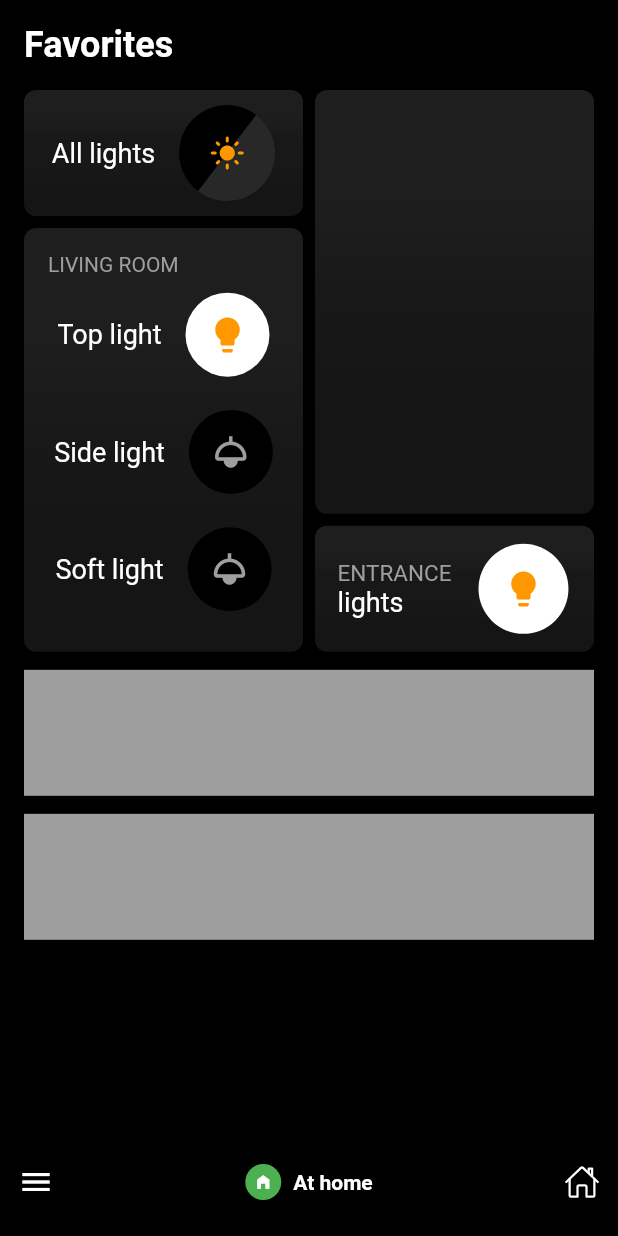
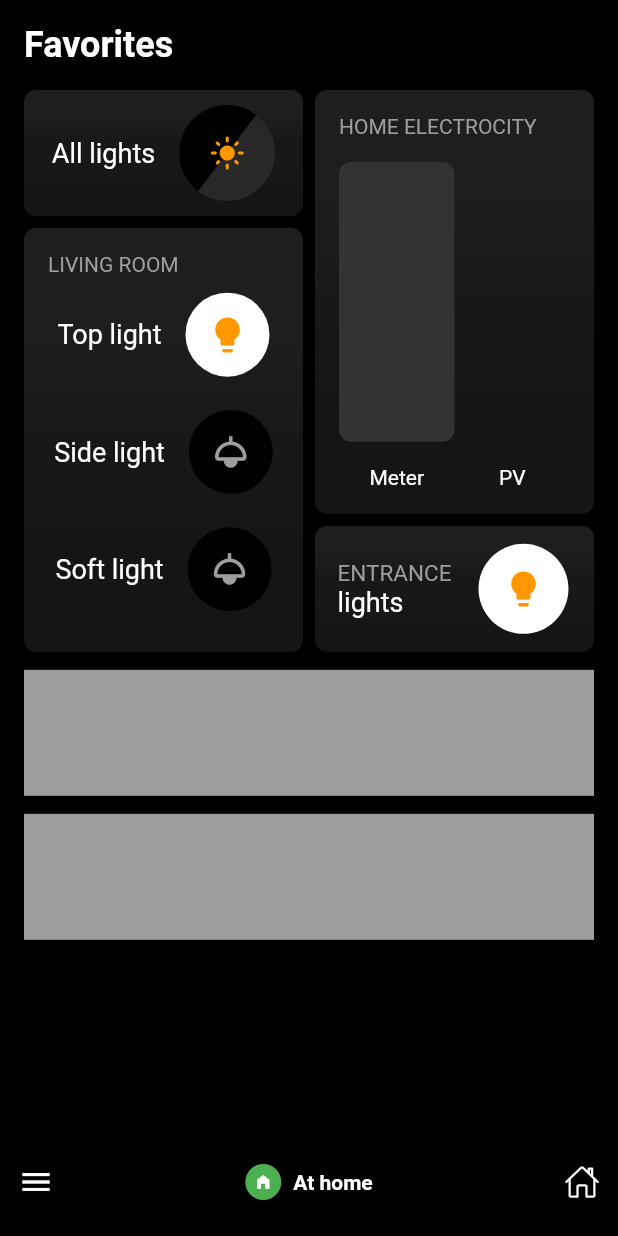
Before and after one commit to JAICHANGPARK/flutter_notebook_chapter_24, a Flutter app: the HomeAssistantMainPage screen opened directly, on a phone screen of 412 x 824 dp. Run offline on Flutter 3.47's test engine with Material 2 defaults, Android fonts, the phone set to English and light mode, and no system bars; our stand-ins replace flutter_riverpod, freezed_annotation, ionicons; missing offline and left inert: crypto_font_icons.

Commit message:
Update home_assistant_main_page.dart

```diff
--- a/lib/ep1361_home_assistant_app/view/home_assistant_main_page.dart
+++ b/lib/ep1361_home_assistant_app/view/home_assistant_main_page.dart
@@ -225,7 +225,7 @@ class _HomeAssistantMainPageState extends State<HomeAssistantMainPage> {
                     Expanded(
                       child: Column(
                         children: [
-                           Expanded(
+                          Expanded(
                             child: Container(
                               decoration: BoxDecoration(
                                 borderRadius: BorderRadius.circular(8),
@@ -242,6 +242,65 @@ class _HomeAssistantMainPageState extends State<HomeAssistantMainPage> {
                                 ),
                               ),
                               padding: EdgeInsets.all(16),
+                              child: Column(
+                                crossAxisAlignment: CrossAxisAlignment.start,
+                                children: [
+                                  Text(
+                                    "HOME ELECTROCITY",
+                                    style: TextStyle(
+                                      color: Colors.grey,
+                                    ),
+                                  ),
+                                  SizedBox(
+                                    height: 16,
+                                  ),
+                                  Expanded(
+                                    child: Row(
+                                      children: [
+                                        Expanded(
+                                          child: Column(
+                                            children: [
+                                              Expanded(
+                                                child: Container(
+                                                  decoration: BoxDecoration(
+                                                    color: Color.fromRGBO(51, 51, 51, 1),
+                                                    borderRadius: BorderRadius.circular(8),
+                                                  ),
+                                                  child: Stack(),
+                                                ),
+                                              ),
+                                              SizedBox(
+                                                height: 16,
+                                              ),
+                                              Text(
+                                                "Meter",
+                                                style: TextStyle(
+                                                  color: Colors.white,
+                                                ),
+                                              )
+                                            ],
+                                          ),
+                                        ),
+                                        Expanded(
+                                            child: Column(
+                                          children: [
+                                            Expanded(child: Container()),
+                                            SizedBox(
+                                              height: 16,
+                                            ),
+                                            Text(
+                                              "PV",
+                                              style: TextStyle(
+                                                color: Colors.white,
+                                              ),
+                                            )
+                                          ],
+                                        )),
+                                      ],
+                                    ),
+                                  )
+                                ],
+                              ),
                             ),
                           ),
                           const SizedBox(
```
